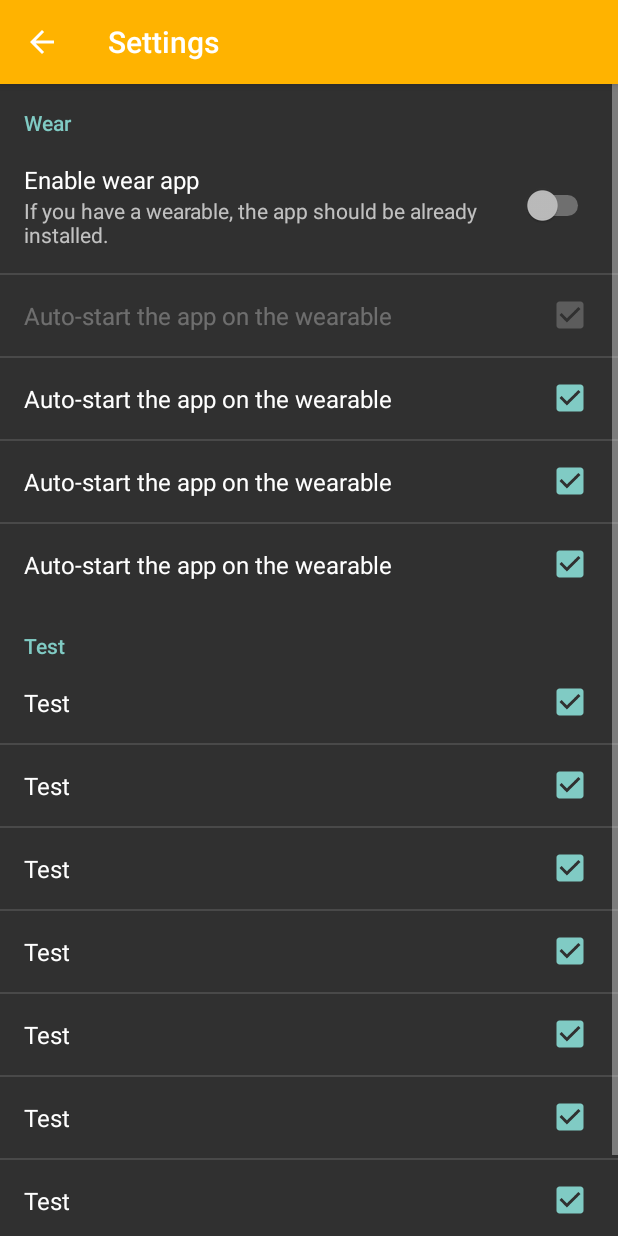
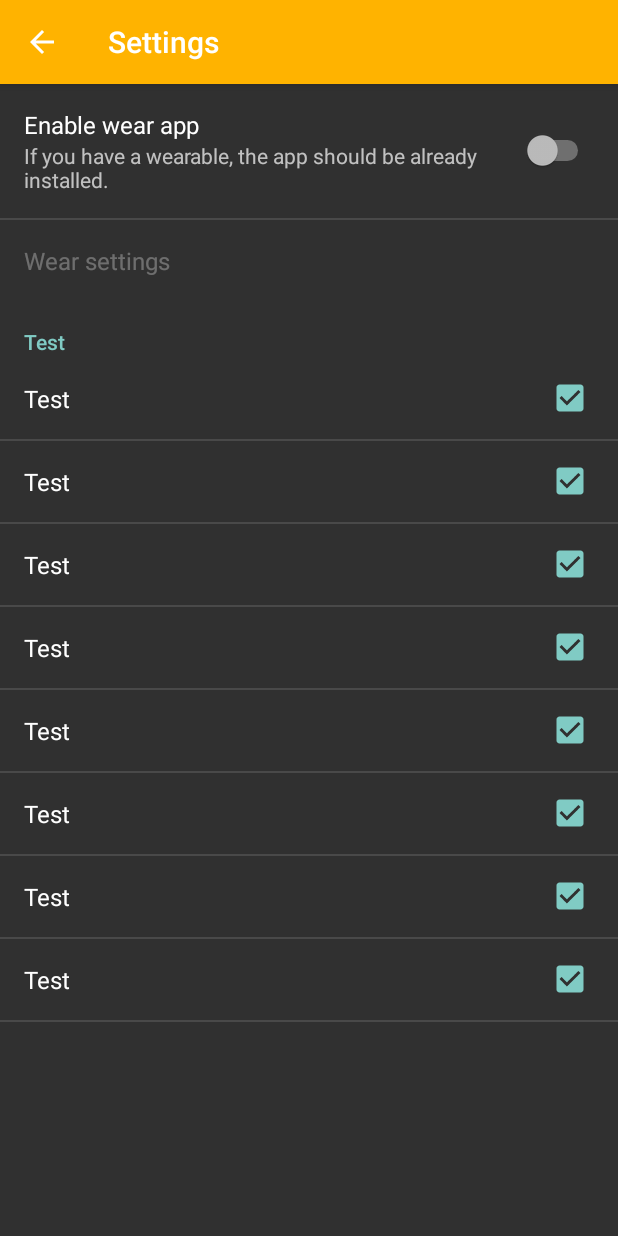
Before and after one commit to moraleja39/WearFPS, an Android app: the screen it shows after launch (SettingsActivity), in the options menu, after a tap on "Settings", on a phone screen of 412 x 824 dp. Run offline under Robolectric (Android 15) with nearby library versions, the phone set to English and light mode, and no system bars.

Commit message:
Separate wear settings in a different screen. Show disconnect button on toolbar

```diff
--- a/mobile/src/main/java/me/oviedo/wearfps/MainActivity.java
+++ b/mobile/src/main/java/me/oviedo/wearfps/MainActivity.java
@@ -35,6 +35,8 @@ public class MainActivity extends AppCompatActivity {
     private LoadView cpuLoadView, gpuLoadView;
 
     private final String sDegCen = "ºC";
+
+    private MenuItem disconnectMenuItem;
 
     @Override
     protected void onCreate(Bundle savedInstanceState) {
@@ -198,10 +200,11 @@ public class MainActivity extends AppCompatActivity {
     public boolean onCreateOptionsMenu(Menu menu) {
         // Inflate the menu; this adds items to the action bar if it is present.
         getMenuInflater().inflate(R.menu.menu_main, menu);
+        disconnectMenuItem = menu.findItem(R.id.action_stop_server);
         return true;
     }
 
-    @Override
+    /*@Override
     public boolean onPrepareOptionsMenu(Menu menu) {
         MenuItem disc = menu.findItem(R.id.action_stop_server);
         if (BackgroundService.running) {
@@ -210,7 +213,7 @@ public class MainActivity extends AppCompatActivity {
             disc.setVisible(false);
         }
         return super.onPrepareOptionsMenu(menu);
-    }
+    }*/
 
     @Override
     public boolean onOptionsItemSelected(MenuItem item) {
@@ -229,6 +232,7 @@ public class MainActivity extends AppCompatActivity {
             intent.setAction(BackgroundService.FINISH_SELF_INTENT);
             startService(intent);
             setFabImage(false);
+            disconnectMenuItem.setVisible(false);
         }
 
         return super.onOptionsItemSelected(item);
@@ -292,6 +296,7 @@ public class MainActivity extends AppCompatActivity {
                     intent.putExtra(BackgroundService.IP_EXTRA, ipadd);
                     startService(intent);
                     setFabImage(true);
+                    disconnectMenuItem.setVisible(true);
                 } else {
                 }
             }
--- a/mobile/src/main/java/me/oviedo/wearfps/SettingsActivity.java
+++ b/mobile/src/main/java/me/oviedo/wearfps/SettingsActivity.java
@@ -1,11 +1,17 @@
 package me.oviedo.wearfps;
 
+import android.app.FragmentTransaction;
 import android.os.Bundle;
+import android.support.v7.app.ActionBarActivity;
 import android.support.v7.app.AppCompatActivity;
 import android.support.v7.widget.Toolbar;
+import android.view.MenuItem;
 import android.widget.FrameLayout;
 
 public class SettingsActivity extends AppCompatActivity {
+
+    final static String ACTION_PREFS_WEAR = "me.oviedo.wearfps.prefs.WEAR";
+    boolean isWearPrefs = false;
 
     @Override
     protected void onCreate(Bundle savedInstanceState) {
@@ -16,11 +22,41 @@ public class SettingsActivity extends AppCompatActivity {
         setSupportActionBar(toolbar);
         getSupportActionBar().setDisplayHomeAsUpEnabled(true);
 
-        //getFragmentManager().beginTransaction().replace(R.id.fragmentHolder, new SettingsFragment()).commit();
-        getFragmentManager().beginTransaction().replace(R.id.fragmentHolder, new SettingsFragment()).commit();
+        FragmentTransaction transaction = getFragmentManager().beginTransaction();
+        Bundle fragBundle = new Bundle();
+
+        String action = getIntent().getAction();
+        if (action != null && action.equals(ACTION_PREFS_WEAR)) {
+            //addPreferencesFromResource(R.xml.preferences);
+            isWearPrefs = true;
+            fragBundle.putBoolean("isWearScreen", true);
+            setTitle(R.string.title_activity_wear_settings);
+
+        } else {
+            fragBundle.putBoolean("isWearScreen", false);
+        }
+
+        SettingsFragment sf = new SettingsFragment();
+        sf.setArguments(fragBundle);
+        transaction.replace(R.id.fragmentHolder, sf).commit();
 
 
     }
 
+    @Override
+    public boolean onOptionsItemSelected(MenuItem item) {
+        if (isWearPrefs) {
+            switch (item.getItemId()) {
+                // Respond to the action bar's Up/Home button
+                case android.R.id.home:
+                    finish();
+                    return true;
+            }
+        }
+        return super.onOptionsItemSelected(item);
+    }
+
+    //dialog
+
 
 }
--- a/mobile/src/main/java/me/oviedo/wearfps/SettingsFragment.java
+++ b/mobile/src/main/java/me/oviedo/wearfps/SettingsFragment.java
@@ -7,15 +7,19 @@ import android.preference.Preference;
 import android.preference.PreferenceCategory;
 import android.preference.PreferenceFragment;
 import android.support.v4.app.Fragment;
+import android.util.Log;
 import android.view.LayoutInflater;
 import android.view.View;
 import android.view.ViewGroup;
+import android.widget.LinearLayout;
 import android.widget.TextView;
 import android.widget.Toast;
 
 public class SettingsFragment extends PreferenceFragment implements SharedPreferences.OnSharedPreferenceChangeListener {
 
     //SharedPreferences.OnSharedPreferenceChangeListener listener = null;
+
+    View test;
 
     public SettingsFragment() {
         // Required empty public constructor
@@ -24,7 +28,12 @@ public class SettingsFragment extends PreferenceFragment implements SharedPrefer
     @Override
     public void onCreate(Bundle savedInstanceState) {
         super.onCreate(savedInstanceState);
-        addPreferencesFromResource(R.xml.preferences);
+        Bundle args = getArguments();
+        if (args.getBoolean("isWearScreen", false)) addPreferencesFromResource(R.xml.wear_preferences);
+        else addPreferencesFromResource(R.xml.preferences);
+        //PreferenceCategory cat = (PreferenceCategory) findPreference("pref_cat");
+        //findPreference("pref_wear_autostart").getView(test, null).setVisibility(View.GONE);
+        //test.setVisibility(View.GONE);
     }
 
     @Override
@@ -52,11 +61,17 @@ public class SettingsFragment extends PreferenceFragment implements SharedPrefer
             //Toast.makeText(getActivity(), "Clicked", Toast.LENGTH_SHORT).show();
             Preference pref = findPreference(key);
             Preference wear = findPreference("pref_wear_autostart");
-            PreferenceCategory cat = (PreferenceCategory) findPreference("pref_cat");
-            if (pref.isEnabled()) {
-                cat.removePreference(wear);
+            //PreferenceCategory cat = (PreferenceCategory) findPreference("pref_cat");
+            LinearLayout wearView = (LinearLayout) wear.getView(null, null);
+            //Log.d("Settings", "Obj: " + wearView.toString() + "\n" + wearView.getParent());
+            if (prefs.getBoolean(key, false)) {
+                wearView.setVisibility(View.VISIBLE);
+                wearView.invalidate();
+                Log.d("Settings", "Showing view");
             } else {
-                cat.addPreference(wear);
+                wearView.setVisibility(View.GONE);
+                wearView.invalidate();
+                Log.d("Settings", "Hiding view");
             }
         }*/
     }
--- a/mobile/src/main/res/menu/menu_main.xml
+++ b/mobile/src/main/res/menu/menu_main.xml
@@ -7,7 +7,7 @@
         android:orderInCategory="100"
         android:title="@string/action_stop_server"
         android:visible="false"
-        app:showAsAction="never" />
+        app:showAsAction="ifRoom" />
 
     <item
         android:id="@+id/action_settings"
--- a/mobile/src/main/res/values/strings.xml
+++ b/mobile/src/main/res/values/strings.xml
@@ -9,6 +9,7 @@
     <string name="percent_icon">%</string>
     <string name="pref_wear_enabled">Enable wear app</string>
     <string name="title_activity_settings">Settings</string>
+    <string name="title_activity_wear_settings">Wear settings</string>
     <string name="pref_wear_enabled_description">If you have a wearable, the app should be already installed.</string>
     <string name="pref_cat_wear">Wear</string>
     <string name="pref_wear_autostart">Auto-start the app on the wearable</string>
@@ -17,4 +18,5 @@
     <string name="title_activity_fullscreen">FullscreenActivity</string>
     <string name="dummy_button">Dummy Button</string>
     <string name="dummy_content">DUMMY\nCONTENT</string>
+    <string name="pref_wear_screen">Wear settings</string>
 </resources>
--- a/mobile/src/main/res/xml/preferences.xml
+++ b/mobile/src/main/res/xml/preferences.xml
@@ -3,35 +3,18 @@
     android:title="Settings"
     android:key="pref_screen">
 
-    <PreferenceCategory
-        android:key="pref_cat"
-        android:title="@string/pref_cat_wear">
+    <SwitchPreference
+        android:key="pref_wear_enabled"
+        android:defaultValue="false"
+        android:title="@string/pref_wear_enabled"
+        android:summary="@string/pref_wear_enabled_description" />
 
-        <SwitchPreference
-            android:key="pref_wear_enabled"
-            android:defaultValue="false"
-            android:title="@string/pref_wear_enabled"
-            android:summary="@string/pref_wear_enabled_description" />
-
-        <CheckBoxPreference
-            android:dependency="pref_wear_enabled"
-            android:key="pref_wear_autostart"
-            android:title="@string/pref_wear_autostart"
-            android:defaultValue="true" />
-        <CheckBoxPreference
-            android:key="pref_1"
-            android:title="@string/pref_wear_autostart"
-            android:defaultValue="true" />
-        <CheckBoxPreference
-            android:key="pref_2"
-            android:title="@string/pref_wear_autostart"
-            android:defaultValue="true" />
-        <CheckBoxPreference
-            android:key="pref_3"
-            android:title="@string/pref_wear_autostart"
-            android:defaultValue="true" />
-
-    </PreferenceCategory>
+    <Preference android:title="@string/pref_wear_screen"
+        android:dependency="pref_wear_enabled">
+        <intent android:targetPackage="me.oviedo.wearfps"
+            android:targetClass="me.oviedo.wearfps.SettingsActivity"
+            android:action="me.oviedo.wearfps.prefs.WEAR" />
+    </Preference>
 
     <PreferenceCategory
         android:key="pref_test"
--- /dev/null
+++ b/mobile/src/main/res/xml/wear_preferences.xml
@@ -0,0 +1,24 @@
+<?xml version="1.0" encoding="utf-8"?>
+<PreferenceScreen android:key="pref_wear_screen"
+    android:persistent="false"
+    android:title="@string/pref_wear_screen"
+    xmlns:android="http://schemas.android.com/apk/res/android">
+
+    <CheckBoxPreference
+        android:key="pref_wear_autostart"
+        android:title="@string/pref_wear_autostart"
+        android:defaultValue="true" />
+    <CheckBoxPreference
+        android:key="pref_1"
+        android:title="@string/pref_wear_autostart"
+        android:defaultValue="true" />
+    <CheckBoxPreference
+        android:key="pref_2"
+        android:title="@string/pref_wear_autostart"
+        android:defaultValue="true" />
+    <CheckBoxPreference
+        android:key="pref_3"
+        android:title="@string/pref_wear_autostart"
+        android:defaultValue="true" />
+
+</PreferenceScreen>
```
